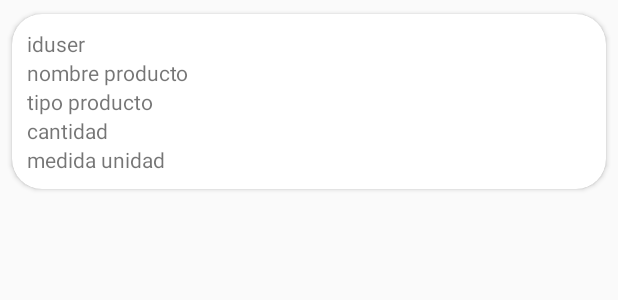
After one commit to edwinmacalopu/BeatenFood, an Android app: the layout vistaprodall.xml on its own in the app's theme, with its tools: preview values and no code run, on a phone screen of 412 x 824 dp. The commit adds this screen. Shown: the top 300 px of the screen. Run offline under Robolectric (Android 15) with nearby library versions, the phone set to English and light mode, and no system bars; network calls fail.

Commit message:
add cardview and Reciclerview

```diff
--- a/app/src/main/AndroidManifest.xml
+++ b/app/src/main/AndroidManifest.xml
@@ -2,6 +2,7 @@
 <manifest xmlns:android="http://schemas.android.com/apk/res/android"
     xmlns:tools="http://schemas.android.com/tools"
     package="ww.utp.beatenfood">
+    <uses-permission android:name="android.permission.INTERNET" />
     <uses-permission android:name="android.permission.CAMERA">
     </uses-permission>
     <application
@@ -36,9 +37,7 @@
             android:name=".interfaces.Login"
             android:label="@string/title_activity_login"
             android:theme="@style/AppTheme.NoActionBar" />
-        <activity
-            android:name=".ui.login.Login"
-            android:label="@string/title_activity_login" />
+
         <activity android:name=".MainActivity">
             <intent-filter>
                 <action android:name="android.intent.action.MAIN" />
--- /dev/null
+++ b/app/src/main/res/layout/vistaprodall.xml
@@ -0,0 +1,56 @@
+<?xml version="1.0" encoding="utf-8"?>
+<LinearLayout xmlns:android="http://schemas.android.com/apk/res/android"
+    android:layout_width="match_parent"
+    android:layout_height="wrap_content"
+
+    xmlns:app="http://schemas.android.com/apk/res-auto"
+    android:orientation="vertical">
+
+    <androidx.cardview.widget.CardView
+        android:layout_width="match_parent"
+        android:layout_height="wrap_content"
+        app:cardCornerRadius="20dp"
+        app:cardElevation="2dp"
+        app:cardUseCompatPadding="true"
+
+>
+
+        <LinearLayout
+            android:layout_width="match_parent"
+            android:layout_height="wrap_content"
+            android:padding="10dp"
+            android:orientation="vertical">
+
+            <TextView
+                android:id="@+id/txtproiduser"
+                android:layout_width="match_parent"
+                android:layout_height="wrap_content"
+                android:text="iduser" />
+
+            <TextView
+                android:id="@+id/txtpronomprod"
+                android:layout_width="match_parent"
+                android:layout_height="wrap_content"
+                android:text="nombre producto" />
+
+            <TextView
+                android:id="@+id/txtprotipoprod"
+                android:layout_width="match_parent"
+                android:layout_height="wrap_content"
+                android:text="tipo producto" />
+
+            <TextView
+                android:id="@+id/txtprocant"
+                android:layout_width="match_parent"
+                android:layout_height="wrap_content"
+                android:text="cantidad" />
+
+            <TextView
+                android:id="@+id/txtpromediuni"
+                android:layout_width="match_parent"
+                android:layout_height="wrap_content"
+                android:text="medida unidad" />
+        </LinearLayout>
+
+    </androidx.cardview.widget.CardView>
+</LinearLayout>
```
Also changed, not shown: app/src/main/java/ww/utp/beatenfood/adapters/Adaptaprodal.java (added, +63 -0 lines), app/src/main/java/ww/utp/beatenfood/fragments/home.java (+87 -1 lines), app/src/main/java/ww/utp/beatenfood/models/Producto.java (added, +88 -0 lines), app/src/main/res/layout/fragment_home.xml (+9 -0 lines).
